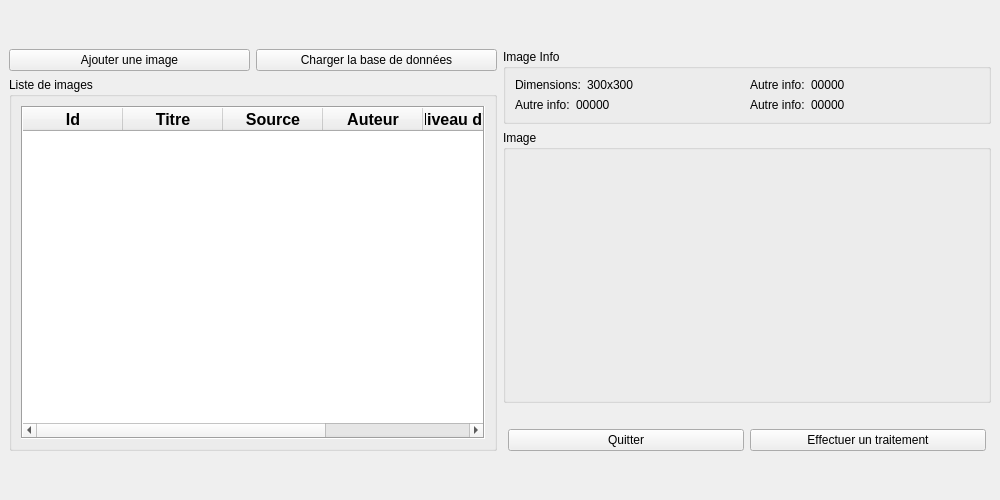
Above: ui/listwindow.ui from konstantinosmelis/projet-informatique before the change. Below: the same form after it.
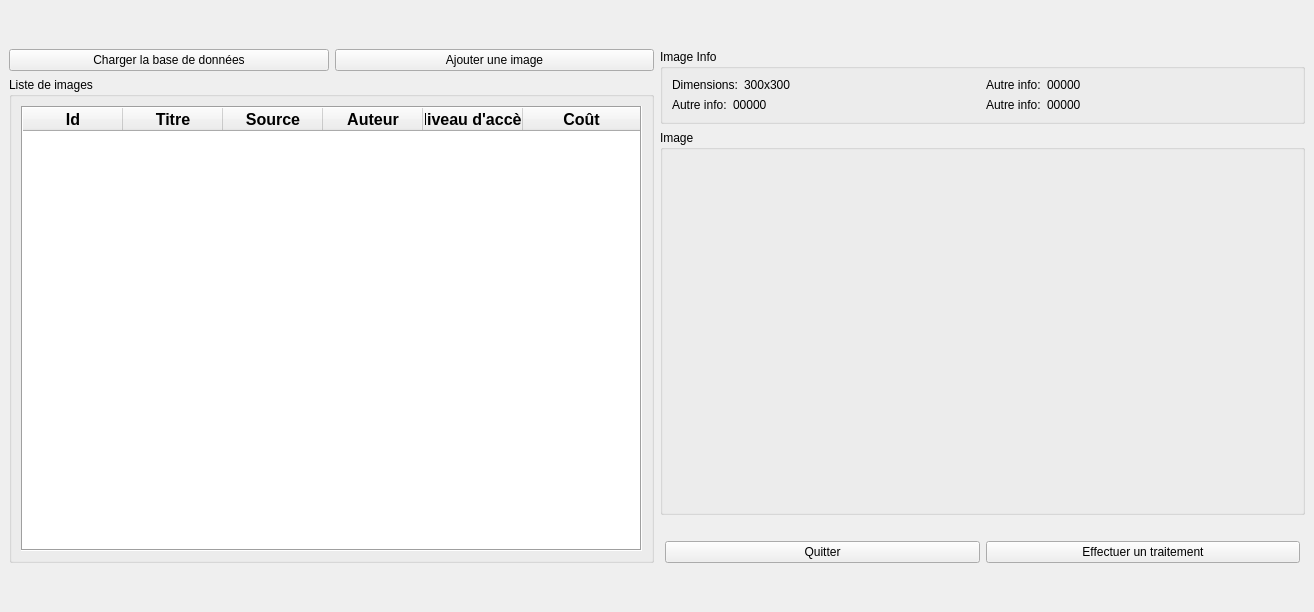
That is the form after the change.

Commit message: Beutifyied some windows

```diff
--- a/ui/listwindow.ui
+++ b/ui/listwindow.ui
@@ -6,8 +6,8 @@
    <rect>
     <x>0</x>
     <y>0</y>
-    <width>1000</width>
-    <height>500</height>
+    <width>1314</width>
+    <height>612</height>
    </rect>
   </property>
   <property name="windowTitle">
@@ -37,22 +37,6 @@
        <layout class="QVBoxLayout" name="verticalLayout_3" stretch="0,1">
         <item>
          <layout class="QHBoxLayout" name="horizontalLayout_6">
-          <item>
-           <widget class="QPushButton" name="addImageButton">
-            <property name="sizePolicy">
-             <sizepolicy hsizetype="MinimumExpanding" vsizetype="MinimumExpanding">
-              <horstretch>0</horstretch>
-              <verstretch>0</verstretch>
-             </sizepolicy>
-            </property>
-            <property name="styleSheet">
-             <string notr="true"/>
-            </property>
-            <property name="text">
-             <string>Ajouter une image</string>
-            </property>
-           </widget>
-          </item>
           <item>
            <widget class="QPushButton" name="selectDatabaseButton">
             <property name="sizePolicy">
@@ -69,6 +53,22 @@
             </property>
            </widget>
           </item>
+          <item>
+           <widget class="QPushButton" name="addImageButton">
+            <property name="sizePolicy">
+             <sizepolicy hsizetype="MinimumExpanding" vsizetype="MinimumExpanding">
+              <horstretch>0</horstretch>
+              <verstretch>0</verstretch>
+             </sizepolicy>
+            </property>
+            <property name="styleSheet">
+             <string notr="true"/>
+            </property>
+            <property name="text">
+             <string>Ajouter une image</string>
+            </property>
+           </widget>
+          </item>
          </layout>
         </item>
         <item>
@@ -124,6 +124,9 @@
              <property name="wordWrap">
               <bool>false</bool>
              </property>
+             <attribute name="horizontalHeaderMinimumSectionSize">
+              <number>50</number>
+             </attribute>
              <attribute name="horizontalHeaderStretchLastSection">
               <bool>true</bool>
              </attribute>
```
The commit also changes 3 other files.
